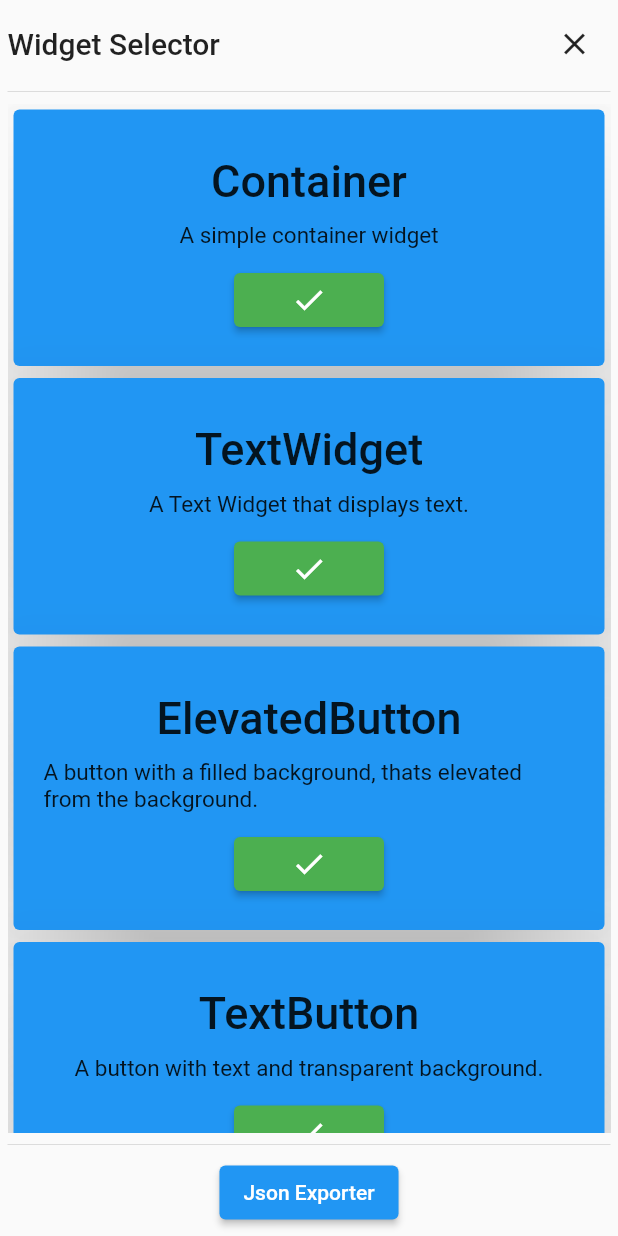
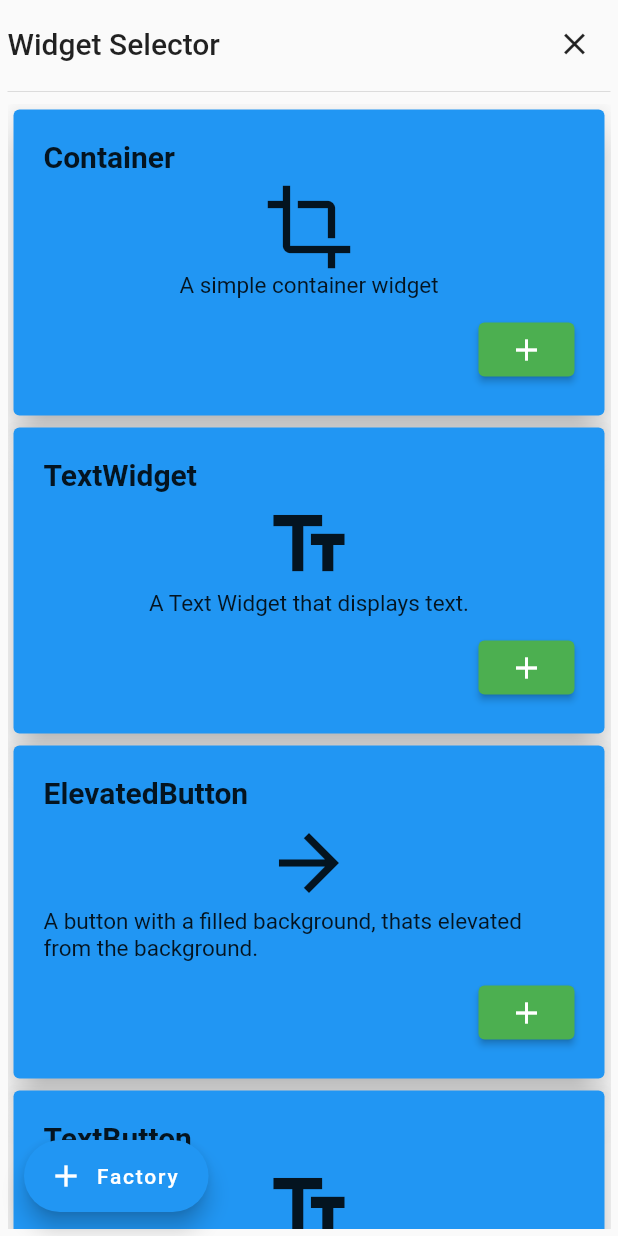
Before and after one commit to PyWhy-3275/links, a Flutter app: the SelectableWidgetsView screen opened directly, on a phone screen of 412 x 824 dp. Run offline on Flutter 3.47's test engine with Material 2 defaults, Android fonts, the light colour scheme and no system bars; missing offline and left inert: dynamic_widget; generated files the repository leaves out were written again; statements that could not run were skipped.

Commit message:
added icons to the selectable widgets

```diff
--- a/lib/src/pages/index.dart
+++ b/lib/src/pages/index.dart
@@ -35,6 +35,7 @@ class IndexView extends StatelessWidget {
       floatingActionButtonLocation: FloatingActionButtonLocation.startFloat,
       floatingActionButton: kDebugMode
           ? FloatingActionButton(
+              heroTag: "add_widget",
               onPressed: () {
                 // here I will let the user change some settings that i cant
                 // implement in the widget editor, like the background color
@@ -42,8 +43,7 @@ class IndexView extends StatelessWidget {
 
                 // I think you know by now what i mean by this 😉
               },
-              child: const Icon(Icons.settings),
-            )
+              child: const Icon(Icons.settings))
           : null,
       body: kDebugMode
           ? const EditorView()
--- a/lib/src/widgets/selector/selectable_widgets.dart
+++ b/lib/src/widgets/selector/selectable_widgets.dart
@@ -1,8 +1,12 @@
 // this list houses the selectable widgets in the widget selector view.
-final List<Map<String, dynamic>> selectableWidgets = <Map<String, dynamic>>[
+import 'package:flutter/material.dart';
+
+const double iconSize = 60;
+const List<Map<String, dynamic>> selectableWidgets = <Map<String, dynamic>>[
   {
     "name": "Container",
     "description": "A simple container widget",
+    "icon": Icon(Icons.crop_outlined, size: iconSize),
     "jsonWidget": {
       "type": "Container",
       "alignment": null,
@@ -16,6 +20,7 @@ final List<Map<String, dynamic>> selectableWidgets = <Map<String, dynamic>>[
   {
     "name": "TextWidget",
     "description": "A Text Widget that displays text.",
+    "icon": Icon(Icons.text_fields, size: iconSize),
     "jsonWidget": {
       "type": "Text",
       "data": "Hello world",
@@ -33,6 +38,7 @@ final List<Map<String, dynamic>> selectableWidgets = <Map<String, dynamic>>[
     "name": "ElevatedButton",
     "description":
         "A button with a filled background, thats elevated from the background.",
+    "icon": Icon(Icons.arrow_forward, size: iconSize),
     "jsonWidget": {
       "type": "ElevatedButton",
       "foregroundColor": null,
@@ -48,6 +54,7 @@ final List<Map<String, dynamic>> selectableWidgets = <Map<String, dynamic>>[
   {
     "name": "TextButton",
     "description": "A button with text and transparent background.",
+    "icon": Icon(Icons.text_fields, size: iconSize),
     "jsonWidget": {
       "type": "TextButton",
       "foregroundColor": null,
@@ -74,6 +81,7 @@ final List<Map<String, dynamic>> selectableWidgets = <Map<String, dynamic>>[
   {
     "name": "Row",
     "description": "A row of widgets",
+    "icon": Icon(Icons.table_rows_rounded, size: iconSize),
     "jsonWidget": {
       "type": "Row",
       "crossAxisAlignment": "center",
@@ -88,6 +96,7 @@ final List<Map<String, dynamic>> selectableWidgets = <Map<String, dynamic>>[
   {
     "name": "Column",
     "description": "A column of widgets",
+    "icon": Icon(Icons.view_column_rounded, size: iconSize),
     "jsonWidget": {
       "type": "Column",
       "crossAxisAlignment": "center",
@@ -102,6 +111,7 @@ final List<Map<String, dynamic>> selectableWidgets = <Map<String, dynamic>>[
   {
     "name": "NetworkImage",
     "description": "A network image",
+    "icon": Icon(Icons.image, size: iconSize),
     "jsonWidget": {
       "type": "NetworkImage",
       "src":
@@ -124,6 +134,7 @@ final List<Map<String, dynamic>> selectableWidgets = <Map<String, dynamic>>[
   {
     "name": "AssetImage",
     "description": "A Image from the assets folder.",
+    "icon": Icon(Icons.image, size: iconSize),
     "jsonWidget": {
       "type": "AssetImage",
       "name": "assets/images/flutter_logo.png",
@@ -145,6 +156,7 @@ final List<Map<String, dynamic>> selectableWidgets = <Map<String, dynamic>>[
   {
     "name": "Placeholder",
     "description": "A placeholder Widget.",
+    "icon": Icon(Icons.image, size: iconSize),
     "jsonWidget": {
       "type": "Placeholder",
       "color": "ff455a64",
@@ -157,6 +169,7 @@ final List<Map<String, dynamic>> selectableWidgets = <Map<String, dynamic>>[
     "name": "PageView",
     "description":
         "Creates a scrollable list that works page by page from an explicit [List] of widgets.",
+    "icon": Icon(Icons.list, size: iconSize),
     "jsonWidget": {
       "type": "Expanded",
       "flex": 1,
@@ -172,6 +185,7 @@ final List<Map<String, dynamic>> selectableWidgets = <Map<String, dynamic>>[
   {
     "name": "Expanded",
     "description": "Expands the child widget.",
+    "icon": Icon(Icons.expand, size: iconSize),
     "jsonWidget": {
       "type": "Expanded",
       "flex": 1,
@@ -181,6 +195,7 @@ final List<Map<String, dynamic>> selectableWidgets = <Map<String, dynamic>>[
   {
     "name": "Padding",
     "description": "Add padding to the child widget.",
+    "icon": Icon(Icons.padding, size: iconSize),
     "jsonWidget": {
       "type": "Padding",
       "padding": "10.0,10.0,10.0,10.0",
@@ -190,6 +205,7 @@ final List<Map<String, dynamic>> selectableWidgets = <Map<String, dynamic>>[
   {
     "name": "Center",
     "description": "Centers the child widget.",
+    "icon": Icon(Icons.center_focus_strong, size: iconSize),
     "jsonWidget": {
       "type": "Center",
       "widthFactor": null,
@@ -200,6 +216,7 @@ final List<Map<String, dynamic>> selectableWidgets = <Map<String, dynamic>>[
   {
     "name": "Align",
     "description": "Align the child widget",
+    "icon": Icon(Icons.align_horizontal_center, size: iconSize),
     "jsonWidget": {
       "type": "Align",
       "alignment": "center",
@@ -211,6 +228,7 @@ final List<Map<String, dynamic>> selectableWidgets = <Map<String, dynamic>>[
   {
     "name": "AspectRatio",
     "description": "Creates a widget with a specific aspect ratio.",
+    "icon": Icon(Icons.aspect_ratio, size: iconSize),
     "jsonWidget": {
       "type": "AspectRatio",
       "aspectRatio": 1.0,
@@ -221,6 +239,7 @@ final List<Map<String, dynamic>> selectableWidgets = <Map<String, dynamic>>[
     "name": "FittedBox",
     "description":
         "Creates a widget that scales and positions its child within itself according to [fit].",
+    "icon": Icon(Icons.fullscreen, size: iconSize),
     "jsonWidget": {
       "type": "FittedBox",
       "alignment": "center",
@@ -232,6 +251,7 @@ final List<Map<String, dynamic>> selectableWidgets = <Map<String, dynamic>>[
     "name": "Baseline",
     "description":
         "Creates a widget that positions its child according to the child's baseline.",
+    "icon": Icon(Icons.format_line_spacing, size: iconSize),
     "jsonWidget": {
       "type": "Baseline",
       "baseline": 50.0,
@@ -243,6 +263,7 @@ final List<Map<String, dynamic>> selectableWidgets = <Map<String, dynamic>>[
     "name": "Stack",
     "description":
         "Creates a stack layout widget, so you can position one widget above another for example using the positioned widget.",
+    "icon": Icon(Icons.add_to_photos_rounded, size: iconSize),
     "jsonWidget": {
       "type": "Stack",
       "alignment": "topStart",
@@ -256,6 +277,7 @@ final List<Map<String, dynamic>> selectableWidgets = <Map<String, dynamic>>[
     "name": "Positioned",
     "description":
         "Creates a widget that controls where a child of a [Stack] is positioned.",
+    "icon": Icon(Icons.photo_size_select_small_rounded, size: iconSize),
     "jsonWidget": {
       "type": "Positioned",
       "top": null,
@@ -268,14 +290,9 @@ final List<Map<String, dynamic>> selectableWidgets = <Map<String, dynamic>>[
     }
   },
   {
-    "name": "IndexedStack",
-    "description":
-        "A [Stack] that shows a single child from a list of children. The displayed child is the one with the given [index]. The stack is always as big as the largest child.",
-    "jsonWidget": null
-  },
-  {
     "name": "SizedBox",
     "description": "A Box with the size you define",
+    "icon": Icon(Icons.crop_square, size: iconSize),
     "jsonWidget": {
       "type": "SizedBox",
       "width": null,
@@ -286,6 +303,7 @@ final List<Map<String, dynamic>> selectableWidgets = <Map<String, dynamic>>[
   {
     "name": "Opacity",
     "description": "Set the Opacity of the child widget",
+    "icon": Icon(Icons.opacity, size: iconSize),
     "jsonWidget": {
       "type": "Opacity",
       "opacity": 0.5,
@@ -296,6 +314,7 @@ final List<Map<String, dynamic>> selectableWidgets = <Map<String, dynamic>>[
   {
     "name": "Wrap",
     "description": "Wrap widgets dynamically.",
+    "icon": Icon(Icons.window_sharp, size: iconSize),
     "jsonWidget": {
       "type": "Wrap",
       "direction": "horizontal",
@@ -310,23 +329,9 @@ final List<Map<String, dynamic>> selectableWidgets = <Map<String, dynamic>>[
     }
   },
   {
-    "name": "SafeArea",
-    "description":
-        "A widget that insets its child by sufficient padding to avoid intrusions by the operating system.",
-    "jsonWidget": {
-      "type": "SafeArea",
-      "left": true,
-      "right": true,
-      "top": true,
-      "bottom": true,
-      "minimum": "0.0,0.0,0.0,0.0",
-      "maintainBottomViewPadding": false,
-      "child": null
-    }
-  },
-  {
     "name": "ListTile",
     "description": "A classic List Tile Widget.",
+    "icon": Icon(Icons.list_alt_rounded, size: iconSize),
     "jsonWidget": {
       "type": "ListTile",
       "isThreeLine": false,
@@ -343,6 +348,7 @@ final List<Map<String, dynamic>> selectableWidgets = <Map<String, dynamic>>[
   {
     "name": "SelectableText",
     "description": "Text you can select using your cursor.",
+    "icon": Icon(Icons.text_fields, size: iconSize),
     "jsonWidget": {
       "type": "SelectableText",
       "data": "Hello World",
@@ -355,6 +361,7 @@ final List<Map<String, dynamic>> selectableWidgets = <Map<String, dynamic>>[
   {
     "name": "Icon",
     "description": " Creates a Icon widget",
+    "icon": Icon(Icons.emoji_symbols, size: iconSize),
     "jsonWidget": {
       "type": "Icon",
       "data": "android",
@@ -367,6 +374,7 @@ final List<Map<String, dynamic>> selectableWidgets = <Map<String, dynamic>>[
   {
     "name": "AppBar",
     "description": "Create a app bar.",
+    "icon": Icon(Icons.app_settings_alt_rounded, size: iconSize),
     "jsonWidget": {
       "type": "AppBar",
       "title": null,
@@ -380,6 +388,7 @@ final List<Map<String, dynamic>> selectableWidgets = <Map<String, dynamic>>[
     "name": "LimitedBox",
     "description":
         "Creates a box that limits its size only when it's unconstrained.",
+    "icon": Icon(Icons.crop_7_5, size: iconSize),
     "jsonWidget": {
       "type": "LimitedBox",
       "maxWidth": 9999999999.0,
@@ -390,6 +399,7 @@ final List<Map<String, dynamic>> selectableWidgets = <Map<String, dynamic>>[
   {
     "name": "Offstage",
     "description": "Creates a widget that visually hides its child.",
+    "icon": Icon(Icons.visibility_off, size: iconSize),
     "jsonWidget": {
       "type": "Offstage",
       "offstage": true,
@@ -399,6 +409,7 @@ final List<Map<String, dynamic>> selectableWidgets = <Map<String, dynamic>>[
   {
     "name": "OverflowBox",
     "description": "Creates a widget that lets its child overflow itself.",
+    "icon": Icon(Icons.crop_7_5, size: iconSize),
     "jsonWidget": {
       "type": "OverflowBox",
       "alignment": "center",
@@ -412,6 +423,7 @@ final List<Map<String, dynamic>> selectableWidgets = <Map<String, dynamic>>[
   {
     "name": "Divider",
     "description": "Creates a Material style Divider",
+    "icon": Icon(Icons.horizontal_rule_rounded, size: iconSize),
     "jsonWidget": {
       "type": "Divider",
       "height": null,
@@ -424,11 +436,13 @@ final List<Map<String, dynamic>> selectableWidgets = <Map<String, dynamic>>[
   {
     "name": "RotatedBox",
     "description": "A widget that rotates its child.",
+    "icon": Icon(Icons.rotate_right, size: iconSize),
     "jsonWidget": {"type": "RotatedBox", "quarterTurns": 1, "child": null}
   },
   {
     "name": "SingleChildScrollView",
     "description": "Creates a box in which a single widget can be scrolled.",
+    "icon": Icon(Icons.swipe_vertical_outlined, size: iconSize),
     "jsonWidget": {
       "type": "SingleChildScrollView",
       "scrollDirection": "vertical",
--- a/lib/src/widgets/selector/selectable_widgets_view.dart
+++ b/lib/src/widgets/selector/selectable_widgets_view.dart
@@ -1,6 +1,6 @@
-import 'package:flutt_folio/src/widgets/selector/json_exporter.dart';
 import 'package:flutt_folio/src/widgets/selector/selectable_widgets.dart';
 import 'package:flutt_folio/src/widgets/selector/widget_card.dart';
+import 'package:flutt_folio/src/widgets/selector/widget_factory.dart';
 import 'package:flutter/material.dart';
 
 class SelectableWidgetsView extends StatelessWidget {
@@ -8,8 +8,17 @@ class SelectableWidgetsView extends StatelessWidget {
 
   @override
   Widget build(BuildContext context) {
-    return Material(
-        child: Padding(
+    return Scaffold(
+        floatingActionButtonLocation: FloatingActionButtonLocation.startFloat,
+        floatingActionButton: FloatingActionButton.extended(
+            heroTag: "add_widget",
+            onPressed: () {
+              Navigator.of(context).push(MaterialPageRoute(
+                  builder: (context) => const WidgetFactory()));
+            },
+            label: const Text("Factory"),
+            icon: const Icon(Icons.add)),
+        body: Padding(
             padding: const EdgeInsets.all(5),
             child: Column(
               children: [
@@ -32,25 +41,21 @@ class SelectableWidgetsView extends StatelessWidget {
                 Expanded(
                   child: SingleChildScrollView(
                     child: Wrap(
+                      alignment: WrapAlignment.spaceAround,
+                      crossAxisAlignment: WrapCrossAlignment.center,
                       runAlignment: WrapAlignment.spaceAround,
                       children: [
                         for (var widget in selectableWidgets) ...[
                           WidgetCard(
                               name: widget["name"],
-                              description: widget["description"]),
+                              description: widget["description"],
+                              icon: widget["icon"],
+                              jsonWidget: widget["jsonWidget"]),
                         ]
                       ],
                     ),
                   ),
                 ),
-
-                const Divider(),
-                ElevatedButton(
-                    onPressed: () {
-                      Navigator.of(context).push(MaterialPageRoute(
-                          builder: (context) => const JSONExporter()));
-                    },
-                    child: const Text("Json Exporter"))
               ],
             )));
   }
--- a/lib/src/widgets/selector/widget_card.dart
+++ b/lib/src/widgets/selector/widget_card.dart
@@ -3,34 +3,43 @@ import 'package:flutter/material.dart';
 class WidgetCard extends StatelessWidget {
   final String name;
   final String description;
+  final dynamic icon;
+  final Map<String, dynamic> jsonWidget;
 
-  const WidgetCard({super.key, required this.name, required this.description});
+  const WidgetCard(
+      {super.key,
+      required this.name,
+      required this.description,
+      required this.icon,
+      required this.jsonWidget});
 
   @override
   Widget build(BuildContext context) {
     return Card(
-      elevation: 50,
+      elevation: 10,
       shadowColor: Colors.black,
       color: Theme.of(context).primaryColor,
-      child: SizedBox(
+      child: Expanded(
+          child: SizedBox(
         width: 400,
         child: Padding(
           padding: const EdgeInsets.all(20.0),
           child: Column(
             children: [
-              const SizedBox(
-                height: 10,
-              ),
-              Text(
-                name,
-                style: const TextStyle(
-                  fontSize: 30,
-                  fontWeight: FontWeight.w500,
+              Align(
+                alignment: Alignment.centerLeft,
+                child: Text(
+                  name,
+                  style: const TextStyle(
+                    fontSize: 20,
+                    fontWeight: FontWeight.bold,
+                  ),
                 ),
               ),
               const SizedBox(
-                height: 10,
+                height: 5,
               ),
+              icon,
               Text(
                 description,
                 style: const TextStyle(
@@ -40,21 +49,22 @@ class WidgetCard extends StatelessWidget {
               const SizedBox(
                 height: 10,
               ),
-              SizedBox(
-                width: 100,
+              Align(
+                alignment: Alignment.centerRight,
                 child: ElevatedButton(
                   onPressed: () {
-                    // TODO: pop with the json string
+                    // TODO: pop with the json widget string
+                    Navigator.of(context).pop(jsonWidget);
                   },
                   style: ButtonStyle(
                       backgroundColor: MaterialStateProperty.all(Colors.green)),
-                  child: const Icon(Icons.check),
+                  child: const Icon(Icons.add),
                 ),
               )
             ],
           ),
         ),
-      ),
+      )),
     );
   }
 }
--- a/lib/src/widgets/selector/json_exporter.dart
+++ b/lib/src/widgets/selector/widget_factory.dart
@@ -3,14 +3,14 @@ import 'dart:convert';
 import 'package:dynamic_widget/dynamic_widget/basic/dynamic_widget_json_exportor.dart';
 import 'package:flutter/material.dart';
 
-class JSONExporter extends StatefulWidget {
-  const JSONExporter({super.key});
+class WidgetFactory extends StatefulWidget {
+  const WidgetFactory({super.key});
 
   @override
-  JSONExporterState createState() => JSONExporterState();
+  WidgetFactoryState createState() => WidgetFactoryState();
 }
 
-class JSONExporterState extends State<JSONExporter> {
+class WidgetFactoryState extends State<WidgetFactory> {
   GlobalKey key = GlobalKey();
 
   String formatJson(Map<String, dynamic> jsonMap) {
@@ -51,7 +51,7 @@ class JSONExporterState extends State<JSONExporter> {
                 //
                 //
                 child: // create DropCapText
-                    Text("Hello there"),
+                    Icon(Icons.window_sharp),
                 //
                 //
                 //
```
Also changed, not shown: assets/layout.json (+22 -1 lines).
